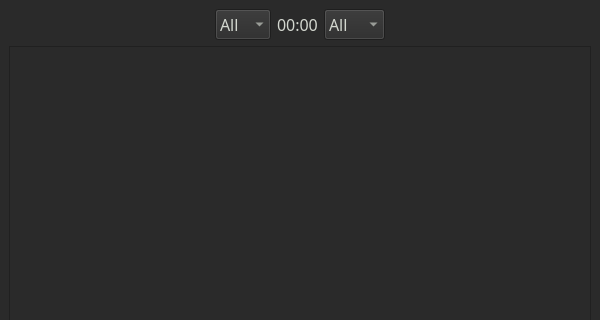
Above: dialog.ui from mbridak/potato before the change; both pictures show x 0 to 600 and y 0 to 320 of the 600 by 700 pixel window. Below: the same form after it.
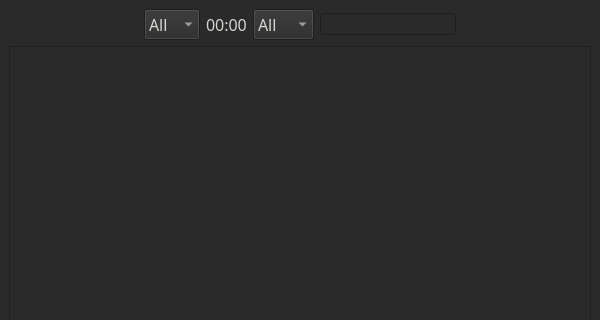
That is the form after the change. Icons and pictures are not drawn.

Commit message:
userfilter patch
enables a new txt box for searching the location to only spot for that location entered

What changed in the file:
```diff
--- a/dialog.ui
+++ b/dialog.ui
@@ -190,6 +190,13 @@
           </item>
          </widget>
         </item>
+        <item>
+         <widget class="QLineEdit" name="txtFilter">
+          <property name="toolTip">
+           <string extracomment="Location Filter"/>
+          </property>
+         </widget>
+        </item>
         <item>
          <spacer name="horizontalSpacer">
           <property name="font">
```
The commit also changes 2 other files.
